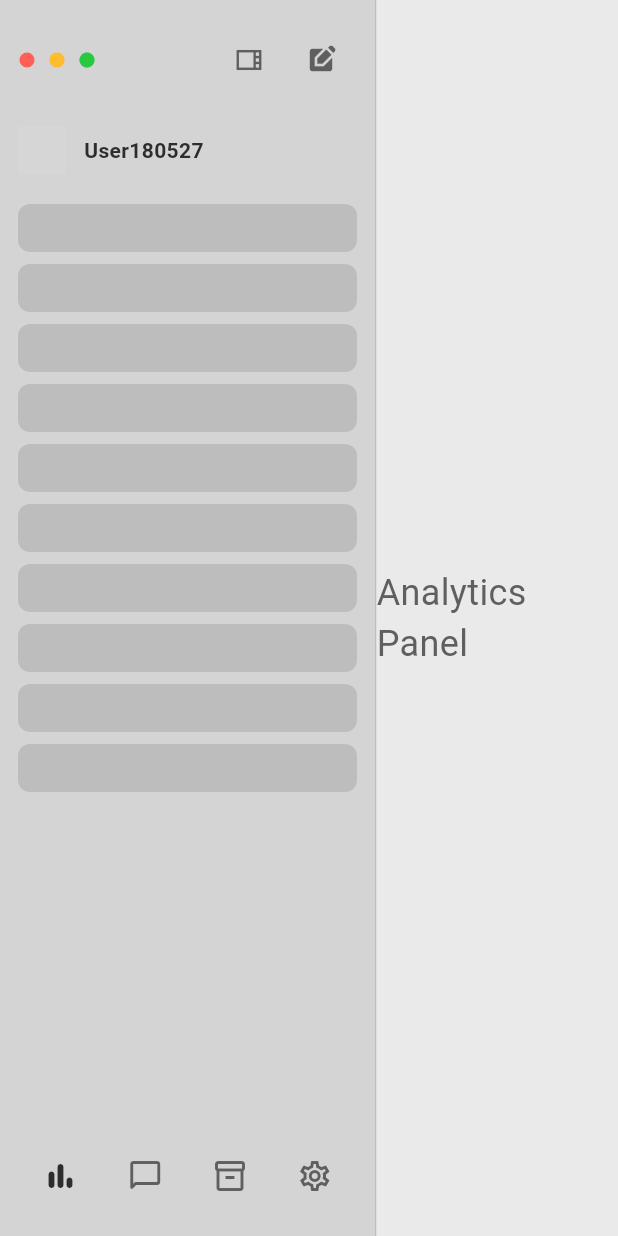
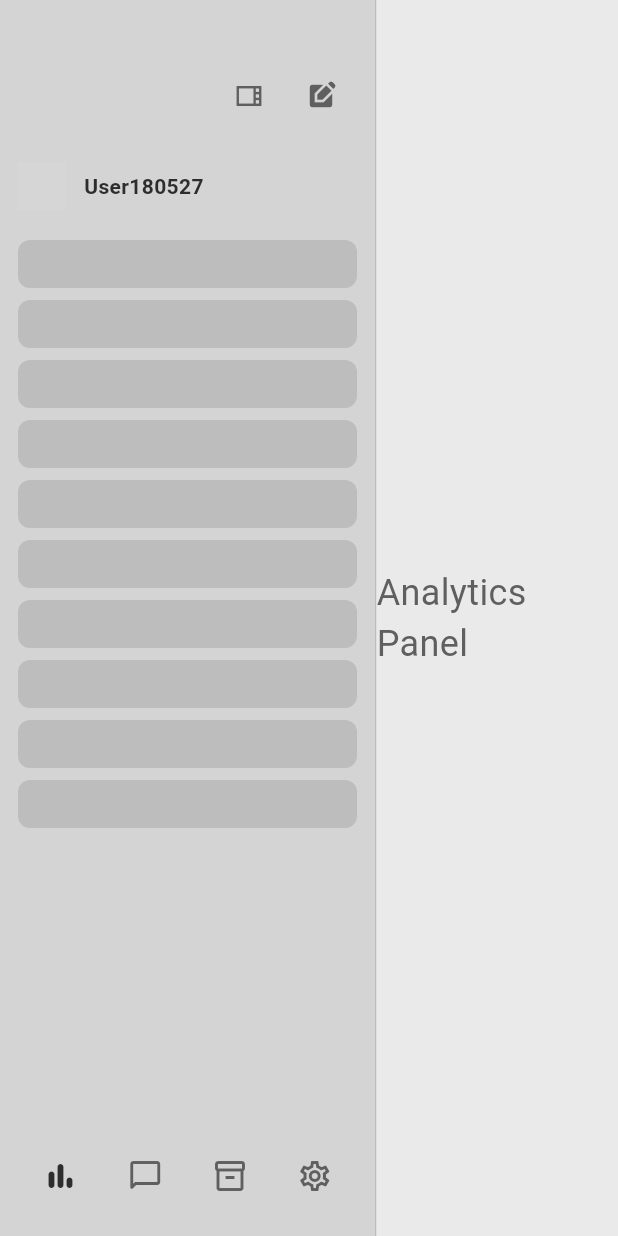
Before and after one commit to developer180527/Ai-Hub, a Flutter app: the screen it shows after launch, after a tap on the "bar chart" icon, on a phone screen of 412 x 824 dp. Run offline on Flutter 3.47's test engine with Material 3 defaults, Android fonts, the phone set to English and light mode, and no system bars; missing offline and left inert: window_manager; network calls fail; Roboto replaces fonts that are missing (San Francisco); grey boxes are pictures that could not be loaded.

Commit message:
Stripped title bar of MacOS and kept the traffic lights on the window

```diff
--- a/lib/features/workspace/user interface/chat_panel.dart
+++ b/lib/features/workspace/user interface/chat_panel.dart
@@ -1,7 +1,6 @@
 import 'package:flutter/material.dart';
 import 'package:ai_hub/core/theme/app_theme.dart';
 
-// --- The Main Chat Panel View ---
 class ChatPanel extends StatelessWidget {
   const ChatPanel({super.key});
 
@@ -17,23 +16,39 @@ class ChatPanel extends StatelessWidget {
             child: Row(
               mainAxisAlignment: MainAxisAlignment.spaceBetween,
               children: [
-                // Model Selector Pill
-                Container(
-                  padding: const EdgeInsets.symmetric(
-                    horizontal: 12,
-                    vertical: 6,
+                _buildModelSelector(),
+                _buildNotificationBell(context),
+              ],
             ),
+          ),
+
+          // 2. Chat Display Area (Where messages will appear)
+          const Expanded(
+            child: Center(
+              child: Text(
+                "No messages yet. Start a conversation!",
+                style: TextStyle(color: AppColors.iconGray),
+              ),
+            ),
+          ),
+
+          // 3. The New Functional Input Area
+          const ChatInputArea(),
+        ],
+      ),
+    );
+  }
+
+  Widget _buildModelSelector() {
+    return Container(
+      padding: const EdgeInsets.symmetric(horizontal: 12, vertical: 6),
       decoration: BoxDecoration(
         color: AppColors.highlightGray,
         borderRadius: BorderRadius.circular(20),
       ),
       child: const Row(
         children: [
-                      Icon(
-                        Icons.psychology_outlined,
-                        size: 18,
-                        color: AppColors.textDark,
-                      ),
+          Icon(Icons.psychology_outlined, size: 18, color: AppColors.textDark),
           SizedBox(width: 8),
           Text(
             "Chat GPT 5.2",
@@ -44,110 +59,136 @@ class ChatPanel extends StatelessWidget {
           ),
         ],
       ),
-                ),
-                // Notification Bell
-                IconButton(
+    );
+  }
+
+  Widget _buildNotificationBell(BuildContext context) {
+    return IconButton(
       icon: const Icon(Icons.notifications_none_rounded, size: 24),
       onPressed: () {
-                    // Show logs/notifications dialog
         ScaffoldMessenger.of(context).showSnackBar(
           const SnackBar(
-                        content: Text("Logs: API Key valid. No new models."),
+            content: Text("Logs: System operational. Gemini 3.0 connected."),
           ),
         );
       },
-                ),
-              ],
-            ),
-          ),
-          // 2. Empty Chat Area (Expanded space)
-          Expanded(child: Container()),
-          // 3. Complex Input Area
-          const ChatInputArea(),
-        ],
-      ),
     );
   }
 }
 
-// --- The Detailed Bottom Input Area ---
-class ChatInputArea extends StatelessWidget {
+class ChatInputArea extends StatefulWidget {
   const ChatInputArea({super.key});
+
+  @override
+  State<ChatInputArea> createState() => _ChatInputAreaState();
+}
+
+class _ChatInputAreaState extends State<ChatInputArea> {
+  final TextEditingController _controller = TextEditingController();
+  bool _isThinkerEnabled = true;
+
+  void _handleSend() {
+    if (_controller.text.trim().isNotEmpty) {
+      print("Sending to LLM: ${_controller.text}");
+      _controller.clear();
+    }
+  }
 
   @override
   Widget build(BuildContext context) {
     return Container(
-      margin: const EdgeInsets.all(24.0),
-      padding: const EdgeInsets.symmetric(horizontal: 16.0, vertical: 12.0),
-      height: 80, // Fixed height based on design visually
+      margin: const EdgeInsets.only(left: 24, right: 24, bottom: 24),
+      padding: const EdgeInsets.symmetric(horizontal: 16.0, vertical: 8.0),
       decoration: BoxDecoration(
         color: AppColors.inputBg,
         borderRadius: BorderRadius.circular(AppStyles.borderRadiusLarge),
       ),
       child: Column(
-        crossAxisAlignment: CrossAxisAlignment.start,
-        mainAxisAlignment: MainAxisAlignment.spaceBetween,
+        mainAxisSize: MainAxisSize.min, // Allows the box to wrap content
         children: [
-          // Placeholder Text
-          Text(
-            "Ask Anything",
-            style: TextStyle(
-              color: AppColors.textDark.withOpacity(0.5),
-              fontSize: 16,
+          // 💡 Actual Text Box
+          TextField(
+            controller: _controller,
+            maxLines: 4,
+            minLines: 1,
+            style: const TextStyle(color: AppColors.textDark, fontSize: 16),
+            decoration: InputDecoration(
+              hintText: "Ask Anything",
+              hintStyle: TextStyle(color: AppColors.textDark.withOpacity(0.4)),
+              border: InputBorder.none,
+              isDense: true,
+              contentPadding: const EdgeInsets.symmetric(vertical: 8),
             ),
           ),
-          // Bottom Icons Row
+
+          const SizedBox(height: 8),
+
+          // Bottom Action Row
           Row(
             children: [
-              // Left side icons
-              const Icon(Icons.add_circle_outline, size: 20),
-              const SizedBox(width: 12),
-              const Icon(Icons.language, size: 20),
-              const SizedBox(width: 12),
-              const Icon(Icons.code, size: 20),
-              const SizedBox(width: 12),
-              const Icon(Icons.text_fields, size: 20),
+              // Tool Icons
+              _inputActionIcon(Icons.add_circle_outline, "Attach"),
+              _inputActionIcon(Icons.language, "Web Search"),
+              _inputActionIcon(Icons.code, "Code Mode"),
+              _inputActionIcon(Icons.text_fields, "Formatting"),
 
               const Spacer(),
 
-              // Right side: Thinker Chip & Send Button
-              Container(
+              // Interactive Thinker Chip
+              InkWell(
+                onTap: () =>
+                    setState(() => _isThinkerEnabled = !_isThinkerEnabled),
+                borderRadius: BorderRadius.circular(12),
+                child: AnimatedContainer(
+                  duration: const Duration(milliseconds: 200),
                   padding: const EdgeInsets.symmetric(
                     horizontal: 10,
                     vertical: 4,
                   ),
                   decoration: BoxDecoration(
-                  color: AppColors
-                      .backgroundLight, // Slightly lighter than input bg
+                    color: _isThinkerEnabled
+                        ? AppColors.backgroundLight
+                        : Colors.transparent,
                     borderRadius: BorderRadius.circular(12),
+                    border: Border.all(
+                      color: AppColors.backgroundLight.withOpacity(0.5),
                     ),
-                child: const Row(
+                  ),
+                  child: Row(
                     children: [
-                    Icon(Icons.psychology, size: 16),
-                    SizedBox(width: 4),
+                      Icon(
+                        Icons.psychology,
+                        size: 16,
+                        color: _isThinkerEnabled
+                            ? AppColors.textDark
+                            : AppColors.iconGray,
+                      ),
+                      const SizedBox(width: 4),
                       Text(
                         "Thinker",
                         style: TextStyle(
                           fontSize: 12,
                           fontWeight: FontWeight.w600,
+                          color: _isThinkerEnabled
+                              ? AppColors.textDark
+                              : AppColors.iconGray,
                         ),
                       ),
                     ],
                   ),
                 ),
+              ),
+
               const SizedBox(width: 12),
-              // Send Button
-              Container(
-                padding: const EdgeInsets.all(8),
-                decoration: const BoxDecoration(
-                  color: AppColors.textDark, // Dark circle
-                  shape: BoxShape.circle,
+
+              // Actual Send Button
+              IconButton.filled(
+                onPressed: _handleSend,
+                style: IconButton.styleFrom(
+                  backgroundColor: AppColors.textDark,
+                  foregroundColor: AppColors.backgroundLight,
                 ),
-                child: const Icon(
-                  Icons.send_rounded,
-                  size: 16,
-                  color: AppColors.backgroundLight,
-                ),
+                icon: const Icon(Icons.send_rounded, size: 18),
               ),
             ],
           ),
@@ -155,4 +196,14 @@ class ChatInputArea extends StatelessWidget {
       ),
     );
   }
+
+  Widget _inputActionIcon(IconData icon, String tooltip) {
+    return IconButton(
+      icon: Icon(icon, size: 20, color: AppColors.iconGray),
+      tooltip: tooltip,
+      onPressed: () => print("Clicked $tooltip"),
+      padding: const EdgeInsets.only(right: 8),
+      constraints: const BoxConstraints(), // Makes them tighter
+    );
   }
+}
--- a/lib/features/workspace/user interface/sidebar.dart
+++ b/lib/features/workspace/user interface/sidebar.dart
@@ -1,7 +1,6 @@
 import 'package:flutter/material.dart';
 import 'package:ai_hub/core/theme/app_theme.dart';
 
-// --- The Sidebar Widget ---
 class SidebarWidget extends StatelessWidget {
   final int selectedIndex;
   final Function(int) onItemSelected;
@@ -17,22 +16,19 @@ class SidebarWidget extends StatelessWidget {
     return Container(
       width: AppStyles.sidebarWidth,
       color: AppColors.sidebarBg,
-      padding: const EdgeInsets.symmetric(vertical: 16.0, horizontal: 12.0),
+      // 💡 Added 40px top padding to accommodate the native traffic lights
+      padding: const EdgeInsets.only(
+        top: 40.0,
+        left: 12.0,
+        right: 12.0,
+        bottom: 16.0,
+      ),
       child: Column(
         children: [
-          // 1. Window Controls & Top Icons
+          // 1. Top Icons Row (Fake Traffic Lights DELETED)
           Row(
             children: [
-              const Row(
-                children: [
-                  Icon(Icons.circle, size: 12, color: AppColors.windowRed),
-                  SizedBox(width: 8),
-                  Icon(Icons.circle, size: 12, color: AppColors.windowYellow),
-                  SizedBox(width: 8),
-                  Icon(Icons.circle, size: 12, color: AppColors.windowGreen),
-                ],
-              ),
-              const Spacer(),
+              const Spacer(), // Pushes icons to the right side
               IconButton(
                 icon: const Icon(Icons.view_sidebar_outlined),
                 onPressed: () {},
@@ -46,14 +42,13 @@ class SidebarWidget extends StatelessWidget {
             children: [
               CircleAvatar(
                 radius: 16,
-                // Replace with actual image asset later
                 backgroundColor: Colors.grey,
                 backgroundImage: NetworkImage(
                   'https://placekitten.com/100/100',
                 ),
               ),
-              SizedBox(width: 12),
-              Text(
+              const SizedBox(width: 12),
+              const Text(
                 "User180527",
                 style: TextStyle(
                   fontWeight: FontWeight.w600,
@@ -66,10 +61,9 @@ class SidebarWidget extends StatelessWidget {
           // 3. Chat History Placeholders (Scrollable)
           Expanded(
             child: ListView.separated(
-              itemCount: 10, // Number of placeholder items
+              itemCount: 10,
               separatorBuilder: (context, index) => const SizedBox(height: 8),
               itemBuilder: (context, index) {
-                // The gray rounded rectangles in your design
                 return Container(
                   height: 32,
                   decoration: BoxDecoration(
@@ -87,10 +81,10 @@ class SidebarWidget extends StatelessWidget {
           Row(
             mainAxisAlignment: MainAxisAlignment.spaceAround,
             children: [
-              _buildNavItem(0, Icons.bar_chart_rounded), // Analytics
-              _buildNavItem(1, Icons.chat_bubble_outline_rounded), // Chats
-              _buildNavItem(2, Icons.inventory_2_outlined), // Inventory
-              _buildNavItem(3, Icons.settings_outlined), // Settings
+              _buildNavItem(0, Icons.bar_chart_rounded),
+              _buildNavItem(1, Icons.chat_bubble_outline_rounded),
+              _buildNavItem(2, Icons.inventory_2_outlined),
+              _buildNavItem(3, Icons.settings_outlined),
             ],
           ),
         ],
@@ -103,7 +97,6 @@ class SidebarWidget extends StatelessWidget {
     return IconButton(
       icon: Icon(
         icon,
-        // Make selected icon slightly darker/bolder visually
         color: isSelected ? AppColors.textDark : AppColors.iconGray,
         size: 24,
       ),
--- a/lib/main.dart
+++ b/lib/main.dart
@@ -1,8 +1,25 @@
 import 'package:flutter/material.dart';
 import 'features/workspace/user interface/mainshell.dart';
 import 'core/theme/app_theme.dart';
+import 'package:window_manager/window_manager.dart';
 
-void main() {
+void main() async {
+  WidgetsFlutterBinding.ensureInitialized();
+  await windowManager.ensureInitialized();
+
+  WindowOptions windowOptions = const WindowOptions(
+    size: Size(1200, 800),
+    center: true,
+    backgroundColor: Colors.transparent,
+    skipTaskbar: false,
+    titleBarStyle: TitleBarStyle.hidden, // This hides the title bar
+  );
+
+  windowManager.waitUntilReadyToShow(windowOptions, () async {
+    await windowManager.show();
+    await windowManager.focus();
+  });
+
   runApp(const AiWorkstationApp());
 }
 
--- a/pubspec.yaml
+++ b/pubspec.yaml
@@ -34,6 +34,7 @@ dependencies:
   # The following adds the Cupertino Icons font to your application.
   # Use with the CupertinoIcons class for iOS style icons.
   cupertino_icons: ^1.0.8
+  window_manager: ^0.5.1
 
 dev_dependencies:
   flutter_test:
```
Also changed, not shown: pubspec.lock, 15 other files. Lines whose indentation alone changed are shown as unchanged.
